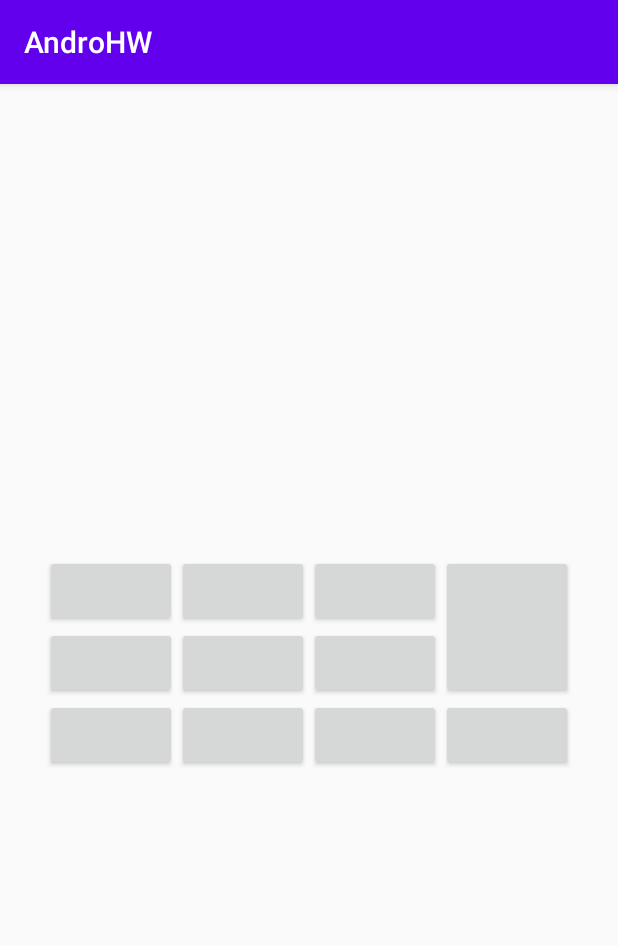
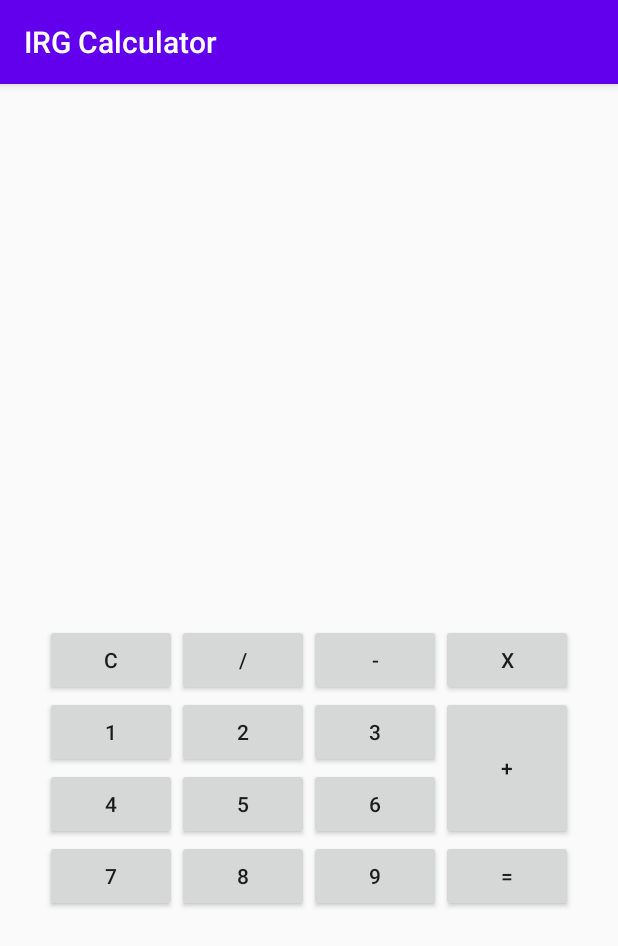
Before and after one commit to krayman/AndroHW, an Android app: the screen it shows after launch (MainActivity), on a phone screen of 412 x 824 dp. Shown: the top 946 px of the screen. Run offline under Robolectric (Android 15) with nearby library versions, the phone set to English and light mode, and no system bars.

Commit message:
Добавлены кнопки операций, подписаны

```diff
--- a/app/src/main/res/layout/activity_main.xml
+++ b/app/src/main/res/layout/activity_main.xml
@@ -1,29 +1,26 @@
 <?xml version="1.0" encoding="utf-8"?>
 <androidx.constraintlayout.widget.ConstraintLayout xmlns:android="http://schemas.android.com/apk/res/android"
     xmlns:app="http://schemas.android.com/apk/res-auto"
-    xmlns:tools="http://schemas.android.com/tools"
     android:layout_width="match_parent"
-    android:layout_height="match_parent"
-    tools:layout_editor_absoluteX="20dp"
-    tools:layout_editor_absoluteY="20dp">
+    android:layout_height="match_parent">
 
 
     <Button
         android:id="@+id/button1"
         android:layout_width="wrap_content"
         android:layout_height="wrap_content"
-        app:layout_constraintBottom_toBottomOf="parent"
+        android:text="@string/btn1"
         app:layout_constraintEnd_toStartOf="@+id/button2"
         app:layout_constraintHorizontal_bias="0.5"
         app:layout_constraintHorizontal_chainStyle="packed"
         app:layout_constraintStart_toStartOf="parent"
-        app:layout_constraintTop_toTopOf="parent"
-        app:layout_constraintVertical_bias="0.436" />
+        app:layout_constraintTop_toBottomOf="@id/operLayout" />
 
     <Button
         android:id="@+id/button2"
         android:layout_width="wrap_content"
         android:layout_height="wrap_content"
+        android:text="@string/btn2"
         app:layout_constraintEnd_toStartOf="@+id/button3"
         app:layout_constraintStart_toEndOf="@+id/button1"
         app:layout_constraintTop_toTopOf="@+id/button1" />
@@ -32,6 +29,7 @@
         android:id="@+id/button3"
         android:layout_width="wrap_content"
         android:layout_height="wrap_content"
+        android:text="@string/btn3"
         app:layout_constraintEnd_toStartOf="@+id/plusEquLayout"
         app:layout_constraintHorizontal_chainStyle="packed"
         app:layout_constraintStart_toEndOf="@+id/button2"
@@ -41,6 +39,7 @@
         android:id="@+id/button4"
         android:layout_width="wrap_content"
         android:layout_height="wrap_content"
+        android:text="@string/btn4"
         app:layout_constraintEnd_toStartOf="@+id/button5"
         app:layout_constraintTop_toBottomOf="@+id/button1" />
 
@@ -48,6 +47,7 @@
         android:id="@+id/button5"
         android:layout_width="wrap_content"
         android:layout_height="wrap_content"
+        android:text="@string/btn5"
         app:layout_constraintEnd_toStartOf="@+id/button6"
         app:layout_constraintTop_toBottomOf="@+id/button2" />
 
@@ -55,6 +55,7 @@
         android:id="@+id/button6"
         android:layout_width="wrap_content"
         android:layout_height="wrap_content"
+        android:text="@string/btn6"
         app:layout_constraintEnd_toStartOf="@+id/plusEquLayout"
         app:layout_constraintTop_toBottomOf="@+id/button3" />
 
@@ -62,6 +63,7 @@
         android:id="@+id/button7"
         android:layout_width="wrap_content"
         android:layout_height="wrap_content"
+        android:text="@string/btn7"
         app:layout_constraintEnd_toStartOf="@+id/button8"
         app:layout_constraintTop_toBottomOf="@+id/button4" />
 
@@ -69,6 +71,7 @@
         android:id="@+id/button8"
         android:layout_width="wrap_content"
         android:layout_height="wrap_content"
+        android:text="@string/btn8"
         app:layout_constraintEnd_toStartOf="@+id/button9"
         app:layout_constraintTop_toBottomOf="@+id/button5" />
 
@@ -76,9 +79,9 @@
         android:id="@+id/button9"
         android:layout_width="wrap_content"
         android:layout_height="wrap_content"
+        android:text="@string/btn9"
         app:layout_constraintEnd_toEndOf="@+id/button6"
         app:layout_constraintTop_toBottomOf="@+id/button6" />
-
 
     <LinearLayout
         android:id="@+id/plusEquLayout"
@@ -95,15 +98,58 @@
             android:id="@+id/plus_btn"
             android:layout_width="wrap_content"
             android:layout_height="0dp"
-            android:layout_weight="2" />
+            android:layout_weight="2"
+            android:text="@string/plsbtn" />
 
         <Button
             android:id="@+id/equ_button"
             android:layout_width="wrap_content"
             android:layout_height="0dp"
-            android:layout_weight="1" />
+            android:layout_weight="1"
+            android:text="@string/equbtn" />
 
     </LinearLayout>
 
+    <LinearLayout
+        android:id="@+id/operLayout"
+        android:layout_width="0dp"
+        android:layout_height="wrap_content"
+        android:orientation="horizontal"
+        app:layout_constraintStart_toStartOf="@id/button1"
+        app:layout_constraintBottom_toBottomOf="parent"
+        app:layout_constraintEnd_toEndOf="@id/plusEquLayout"
+        app:layout_constraintTop_toTopOf="parent">
+
+        <Button
+            android:text="@string/resetBtn"
+            android:id="@+id/resetbtn"
+            android:layout_width="0dp"
+            android:layout_height="wrap_content"
+            android:layout_weight="0.7"
+             />
+        <Button
+            android:text="@string/splitbtn"
+            android:id="@+id/splitbtn"
+            android:layout_width="0dp"
+            android:layout_height="wrap_content"
+            android:layout_weight="1"
+             />
+        <Button
+            android:text="@string/minusbtn"
+            android:id="@+id/minusbtn"
+            android:layout_width="0dp"
+            android:layout_height="wrap_content"
+            android:layout_weight="1"
+             />
+        <Button
+            android:text="@string/multbtn"
+            android:id="@+id/multibtn"
+            android:layout_width="0dp"
+            android:layout_height="wrap_content"
+            android:layout_weight="1"
+             />
+
+
+    </LinearLayout>
 
 </androidx.constraintlayout.widget.ConstraintLayout>
--- a/app/src/main/res/values/strings.xml
+++ b/app/src/main/res/values/strings.xml
@@ -1,8 +1,19 @@
 <resources>
-    <string name="app_name">AndroHW</string>
-    <string name="textHello">Mom, i am designer!</string>
-    <string name="hint_for_edittext">Hint for EditText</string>
-    <string name="pretty_button">Pretty Button</string>
-    <string name="little_switch">Little Switch</string>
-    <string name="checkit">CHECKIT</string>
+    <string name="app_name">IRG Calculator</string>
+    <string name="btn1">1</string>
+    <string name="btn2">2</string>
+    <string name="btn3">3</string>
+    <string name="btn4">4</string>
+    <string name="btn5">5</string>
+    <string name="btn6">6</string>
+    <string name="btn7">7</string>
+    <string name="btn8">8</string>
+    <string name="btn9">9</string>
+    <string name="plsbtn">+</string>
+    <string name="equbtn">=</string>
+    <string name="multbtn">X</string>
+    <string name="minusbtn">-</string>
+    <string name="splitbtn">/</string>
+    <string name="resetBtn">C</string>
+
 </resources>
```
